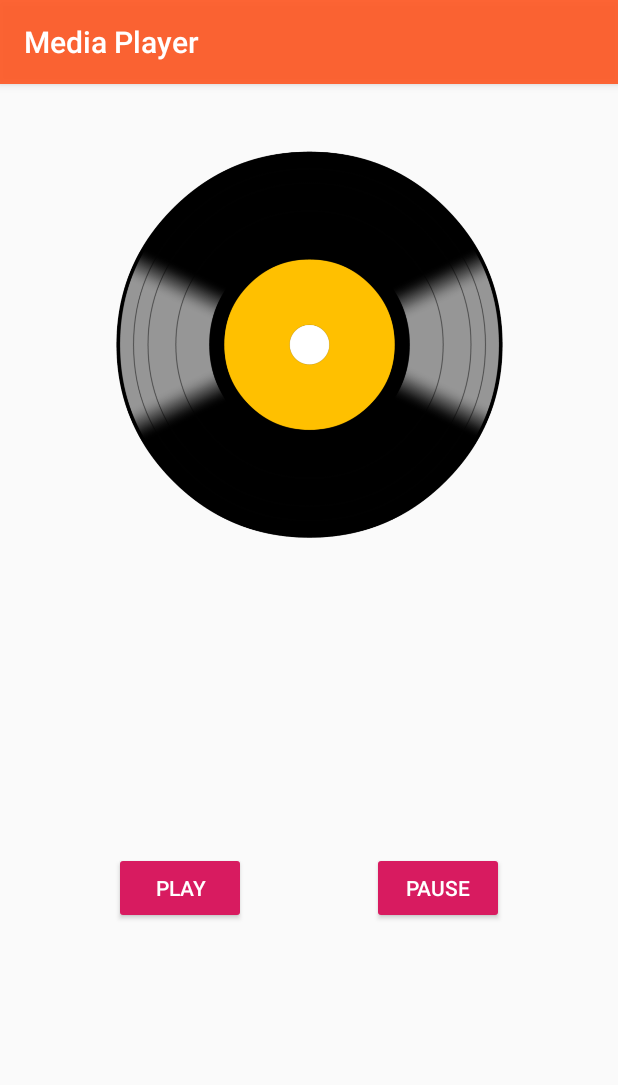
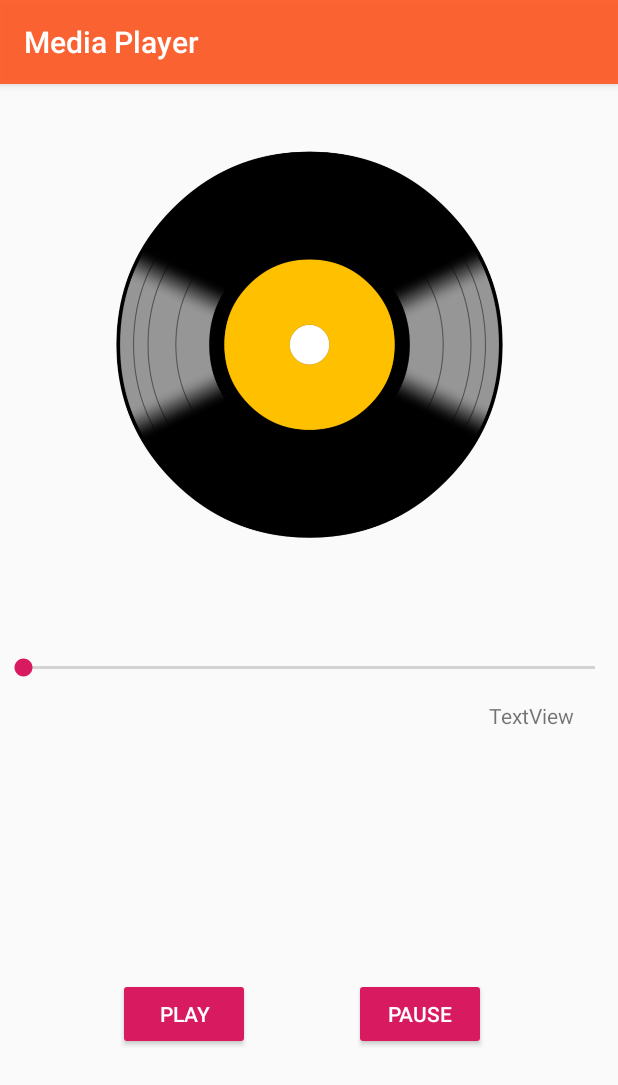
Before and after one commit to augue/androidPlayer, an Android app: the screen it shows after launch (MainActivity), on a phone screen of 412 x 824 dp. Shown: the top 1085 px of the screen. Run offline under Robolectric (Android 15) with nearby library versions, the phone set to English and light mode, and no system bars.

Commit message:
Adding Seek bar

```diff
--- a/app/src/main/java/com/book/openlabsmediaplayer/MainActivity.java
+++ b/app/src/main/java/com/book/openlabsmediaplayer/MainActivity.java
@@ -10,12 +10,16 @@ import android.view.animation.Animation;
 import android.view.animation.AnimationUtils;
 import android.widget.Button;
 import android.widget.ImageView;
+import android.widget.SeekBar;
+import android.widget.TextView;
 
 public class MainActivity extends AppCompatActivity {
 Button btnPlay,btnPause;
     MediaPlayer mPlayer;
     ImageView imView;
     Handler hld;
+    SeekBar sk;
+    TextView tk;
     @Override
     protected void onCreate(Bundle savedInstanceState) {
         super.onCreate(savedInstanceState);
@@ -25,23 +29,38 @@ Button btnPlay,btnPause;
         btnPause = (Button) findViewById(R.id.pause);
         hld = new Handler();
          mPlayer =  MediaPlayer.create(this,R.raw.music);
-imView = (ImageView) findViewById(R.id.imageView);
+        imView = (ImageView) findViewById(R.id.imageView);
+        sk = (SeekBar) findViewById(R.id.seekBar2);
+        tk = (TextView) findViewById(R.id.textView) ;
 
+
+       //max size will be set based on the record
+        sk.setMax(1000);
+        sk.setProgress(0);
         final Animation anime = AnimationUtils.loadAnimation(this,R.anim.rotate);
     btnPlay.setOnClickListener(new View.OnClickListener() {
         @Override
         public void onClick(View v) {
             mPlayer.start();
+            Integer dr = mPlayer.getDuration();
+            // convert dr into minutes and seconds
+            String d = dr.toString();
+
+            tk.setText(d);
+            sk.setMax(dr);
            // imView.startAnimation(anime);
 //            imView.setRotation(45);
 
             Runnable r = new Runnable() {
-                int m = 0;
+                Integer m = 0;
+                Integer s = 0;
                 @Override
                 public void run() {
 
                     imView.setRotation(m = m + 10);
                     hld.postDelayed(this,50);
+//                    tk.setText(s);
+                    sk.setProgress(s = s + 20 );
                 }
             };
             hld.postDelayed(r, 50);
--- a/app/src/main/res/layout/activity_main.xml
+++ b/app/src/main/res/layout/activity_main.xml
@@ -11,11 +11,11 @@
         style="@style/Widget.AppCompat.Button.Colored"
         android:layout_width="wrap_content"
         android:layout_height="wrap_content"
-        android:layout_marginBottom="208dp"
+        android:layout_marginBottom="124dp"
         android:text="@string/play_button"
         app:layout_constraintBottom_toBottomOf="parent"
         app:layout_constraintEnd_toStartOf="@+id/pause"
-        app:layout_constraintHorizontal_bias="0.475"
+        app:layout_constraintHorizontal_bias="0.53"
         app:layout_constraintStart_toStartOf="parent" />
 
     <Button
@@ -23,8 +23,8 @@
         style="@style/Widget.AppCompat.Button.Colored"
         android:layout_width="wrap_content"
         android:layout_height="wrap_content"
-        android:layout_marginEnd="76dp"
-        android:layout_marginBottom="208dp"
+        android:layout_marginEnd="88dp"
+        android:layout_marginBottom="124dp"
         android:text="@string/pause_button"
         app:layout_constraintBottom_toBottomOf="parent"
         app:layout_constraintEnd_toEndOf="parent" />
@@ -41,4 +41,28 @@
         app:layout_constraintVertical_bias="0.0"
         app:srcCompat="@drawable/record" />
 
+    <SeekBar
+        android:id="@+id/seekBar2"
+        android:layout_width="413dp"
+        android:layout_height="30dp"
+        android:layout_marginTop="52dp"
+        app:layout_constraintBottom_toTopOf="@+id/play"
+        app:layout_constraintEnd_toEndOf="parent"
+        app:layout_constraintTop_toBottomOf="@+id/imageView"
+        app:layout_constraintVertical_bias="0.0" />
+
+    <TextView
+        android:id="@+id/textView"
+        android:layout_width="wrap_content"
+        android:layout_height="wrap_content"
+        android:layout_marginTop="7dp"
+        android:layout_marginEnd="16dp"
+        android:text="TextView"
+        app:layout_constraintBottom_toTopOf="@+id/pause"
+        app:layout_constraintEnd_toEndOf="parent"
+        app:layout_constraintHorizontal_bias="0.961"
+        app:layout_constraintStart_toStartOf="parent"
+        app:layout_constraintTop_toBottomOf="@+id/seekBar2"
+        app:layout_constraintVertical_bias="0.0" />
+
 </androidx.constraintlayout.widget.ConstraintLayout>
```
